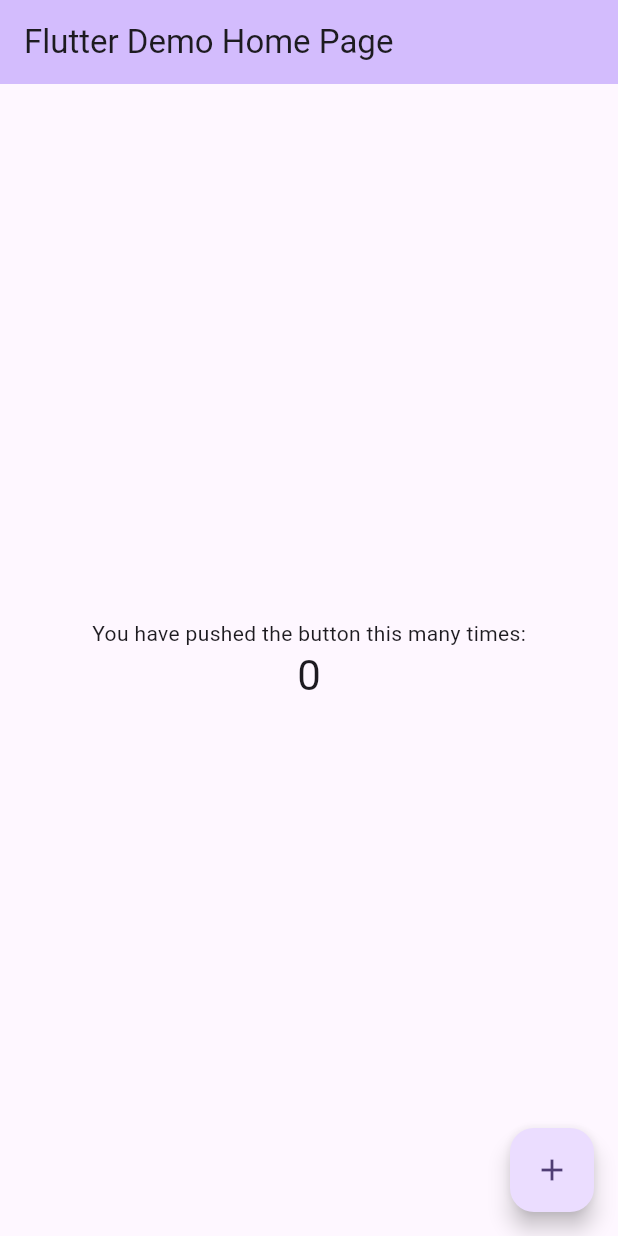
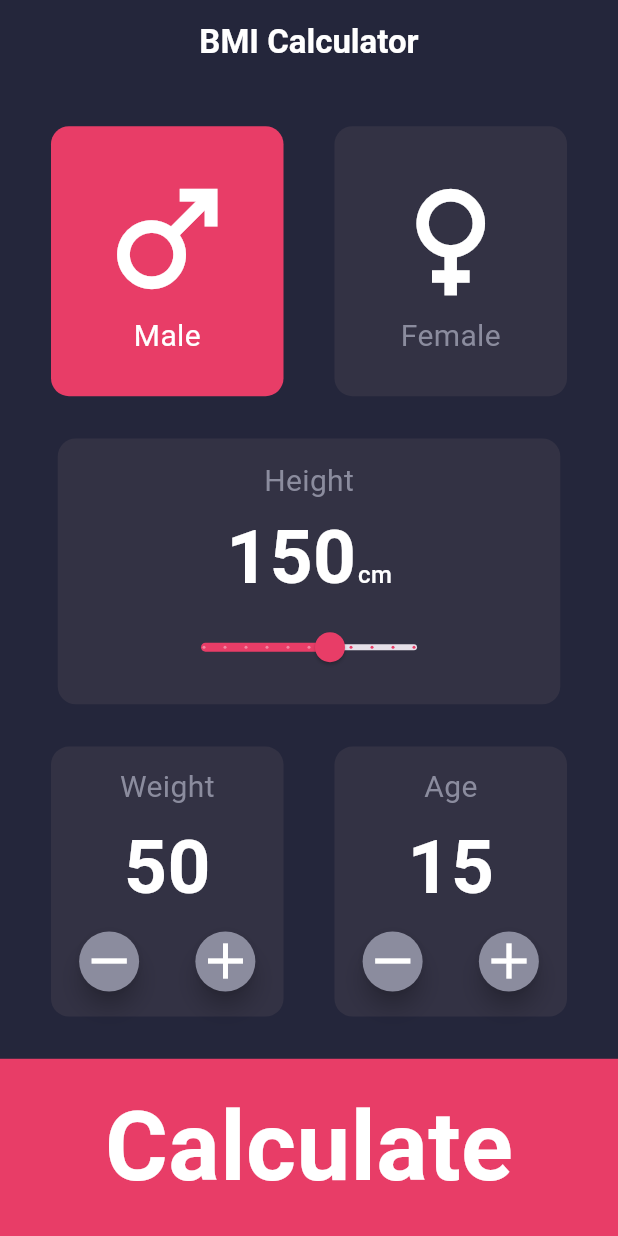
Before and after one commit to MustafaAhmed313/bmi-calculator, a Flutter app: the screen it shows after launch, on a phone screen of 412 x 824 dp. Run offline on Flutter 3.47's test engine with Material 3 defaults, Android fonts, the phone set to English and light mode, and no system bars.

Commit message:
Build HomeScreen with measuring features like height , weight,and Age.

```diff
--- a/lib/constants/app_colors.dart
+++ b/lib/constants/app_colors.dart
@@ -6,6 +6,5 @@ class AppColors {
   static const white = Colors.white;
   static const gray = Color(0xFF8B8C9E);
   static const red = Color(0xFFE83D67);
-  static const lightGray = Color(0xFF8B8C9E);
   static const green = Color(0xFF21BF73);
 }
--- a/lib/constants/app_font_sizes.dart
+++ b/lib/constants/app_font_sizes.dart
@@ -1,8 +1,9 @@
 class AppFontSizes {
-  static const num20 = 20; //semi bold, Regular, bold
-  static const num40 = 40; //bold
-  static const num10 = 10; //bold
-  static const num32 = 32; //semi bold
-  static const num64 = 64; //bold
-  static const num16 = 16; //medium
+  static const double num20 = 20; //semi bold, Regular, bold
+  static const double num50 = 50; //bold
+  static const double num10 = 10; //bold
+  static const double num32 = 32; //semi bold
+  static const double num64 = 64; //bold
+  static const double num16 = 16; //medium
+  static const double num15 = 15; //bold
 }
--- /dev/null
+++ b/lib/constants/gender_enum.dart
@@ -0,0 +1,3 @@
+enum Gender {
+  male, female
+}
--- a/lib/main.dart
+++ b/lib/main.dart
@@ -1,125 +1,29 @@
+import 'package:bmi_calculator/constants/app_colors.dart';
+import 'package:bmi_calculator/constants/app_font_sizes.dart';
+import 'package:bmi_calculator/constants/app_font_weights.dart';
+import 'package:bmi_calculator/constants/gender_enum.dart';
+import 'package:bmi_calculator/screens/home_screen.dart';
+import 'package:bmi_calculator/widgets/app_bar.dart';
 import 'package:flutter/material.dart';
 
-void main() {
-  runApp(const MyApp());
+void main() => runApp(const MyApp());
+
+class MyApp extends StatefulWidget {
+  const MyApp({super.key});
+
+  @override
+  State<MyApp> createState() => _MyAppState();
 }
 
-class MyApp extends StatelessWidget {
-  const MyApp({super.key});
+class _MyAppState extends State<MyApp> {
 
-  // This widget is the root of your application.
   @override
   Widget build(BuildContext context) {
     return MaterialApp(
-      title: 'Flutter Demo',
-      theme: ThemeData(
-        // This is the theme of your application.
-        //
-        // TRY THIS: Try running your application with "flutter run". You'll see
-        // the application has a purple toolbar. Then, without quitting the app,
-        // try changing the seedColor in the colorScheme below to Colors.green
-        // and then invoke "hot reload" (save your changes or press the "hot
-        // reload" button in a Flutter-supported IDE, or press "r" if you used
-        // the command line to start the app).
-        //
-        // Notice that the counter didn't reset back to zero; the application
-        // state is not lost during the reload. To reset the state, use hot
-        // restart instead.
-        //
-        // This works for code too, not just values: Most code changes can be
-        // tested with just a hot reload.
-        colorScheme: ColorScheme.fromSeed(seedColor: Colors.deepPurple),
-        useMaterial3: true,
+      debugShowCheckedModeBanner: false,
+      home: Scaffold(
+        appBar: myAppBar(),
+        body: const HomeScreen(),
       ),
-      home: const MyHomePage(title: 'Flutter Demo Home Page'),
-    );
-  }
+    );  }
 }
-
-class MyHomePage extends StatefulWidget {
-  const MyHomePage({super.key, required this.title});
-
-  // This widget is the home page of your application. It is stateful, meaning
-  // that it has a State object (defined below) that contains fields that affect
-  // how it looks.
-
-  // This class is the configuration for the state. It holds the values (in this
-  // case the title) provided by the parent (in this case the App widget) and
-  // used by the build method of the State. Fields in a Widget subclass are
-  // always marked "final".
-
-  final String title;
-
-  @override
-  State<MyHomePage> createState() => _MyHomePageState();
-}
-
-class _MyHomePageState extends State<MyHomePage> {
-  int _counter = 0;
-
-  void _incrementCounter() {
-    setState(() {
-      // This call to setState tells the Flutter framework that something has
-      // changed in this State, which causes it to rerun the build method below
-      // so that the display can reflect the updated values. If we changed
-      // _counter without calling setState(), then the build method would not be
-      // called again, and so nothing would appear to happen.
-      _counter++;
-    });
-  }
-
-  @override
-  Widget build(BuildContext context) {
-    // This method is rerun every time setState is called, for instance as done
-    // by the _incrementCounter method above.
-    //
-    // The Flutter framework has been optimized to make rerunning build methods
-    // fast, so that you can just rebuild anything that needs updating rather
-    // than having to individually change instances of widgets.
-    return Scaffold(
-      appBar: AppBar(
-        // TRY THIS: Try changing the color here to a specific color (to
-        // Colors.amber, perhaps?) and trigger a hot reload to see the AppBar
-        // change color while the other colors stay the same.
-        backgroundColor: Theme.of(context).colorScheme.inversePrimary,
-        // Here we take the value from the MyHomePage object that was created by
-        // the App.build method, and use it to set our appbar title.
-        title: Text(widget.title),
-      ),
-      body: Center(
-        // Center is a layout widget. It takes a single child and positions it
-        // in the middle of the parent.
-        child: Column(
-          // Column is also a layout widget. It takes a list of children and
-          // arranges them vertically. By default, it sizes itself to fit its
-          // children horizontally, and tries to be as tall as its parent.
-          //
-          // Column has various properties to control how it sizes itself and
-          // how it positions its children. Here we use mainAxisAlignment to
-          // center the children vertically; the main axis here is the vertical
-          // axis because Columns are vertical (the cross axis would be
-          // horizontal).
-          //
-          // TRY THIS: Invoke "debug painting" (choose the "Toggle Debug Paint"
-          // action in the IDE, or press "p" in the console), to see the
-          // wireframe for each widget.
-          mainAxisAlignment: MainAxisAlignment.center,
-          children: <Widget>[
-            const Text(
-              'You have pushed the button this many times:',
-            ),
-            Text(
-              '$_counter',
-              style: Theme.of(context).textTheme.headlineMedium,
-            ),
-          ],
-        ),
-      ),
-      floatingActionButton: FloatingActionButton(
-        onPressed: _incrementCounter,
-        tooltip: 'Increment',
-        child: const Icon(Icons.add),
-      ), // This trailing comma makes auto-formatting nicer for build methods.
-    );
-  }
-}
--- /dev/null
+++ b/lib/screens/home_screen.dart
@@ -0,0 +1,271 @@
+import 'package:bmi_calculator/constants/app_colors.dart';
+import 'package:bmi_calculator/constants/app_font_sizes.dart';
+import 'package:bmi_calculator/constants/app_font_weights.dart';
+import 'package:bmi_calculator/constants/gender_enum.dart';
+import 'package:bmi_calculator/widgets/app_bar.dart';
+import 'package:bmi_calculator/widgets/gender_box.dart';
+import 'package:bmi_calculator/widgets/height_box.dart';
+import 'package:bmi_calculator/widgets/physical_box.dart';
+import 'package:flutter/cupertino.dart';
+import 'package:flutter/material.dart';
+
+class HomeScreen extends StatefulWidget {
+  const HomeScreen({super.key});
+
+  @override
+  State<HomeScreen> createState() => _HomeScreenState();
+}
+
+class _HomeScreenState extends State<HomeScreen> {
+  Gender selectedGender = Gender.male;
+  double selectedHeight = 150;
+  int selectedWeight = 50;
+  int selectedAge = 15;
+
+  @override
+  Widget build(BuildContext context) {
+    return MaterialApp(
+      debugShowCheckedModeBanner: false,
+      home: Scaffold(
+        body: Container(
+          width: double.infinity,
+          decoration: const BoxDecoration(
+            color: AppColors.primary,
+            boxShadow: [
+              BoxShadow(
+                color: Colors.black,
+                spreadRadius: 10
+              )
+            ]
+          ),
+          child: Column(
+            mainAxisAlignment: MainAxisAlignment.center,
+            children: [
+              Expanded(
+                  flex: 4,
+                  child: Row(
+                      mainAxisAlignment: MainAxisAlignment.spaceEvenly,
+                      children: [
+                        genderBox(
+                            icon: Icons.male,
+                            text: "Male",
+                            isSelected: selectedGender == Gender.male,
+                            onTap: () {
+                              setState(() {
+                                selectedGender = Gender.male;
+                              });
+                            }
+                        ),
+                        genderBox(
+                            icon: Icons.female,
+                            text: "Female",
+                            isSelected: selectedGender == Gender.female,
+                            onTap: () {
+                              setState(() {
+                                selectedGender = Gender.female;
+                              });
+                            }
+                        ),
+                      ]
+                  )
+              ),
+              const SizedBox(width: 10),
+              Expanded(
+                  flex: 3,
+                  child: Container(
+                      decoration: BoxDecoration(
+                        color: AppColors.secondary,
+                        borderRadius: BorderRadius.circular(12.0),
+                      ),
+                      width: 335,
+                      height: 189,
+                      child: Row(
+                        mainAxisAlignment: MainAxisAlignment.center,
+                        children: [
+                          Column(
+                            mainAxisAlignment: MainAxisAlignment.center,
+                            children: [
+                              const Text('Height', style: TextStyle(color: AppColors.gray, fontSize: AppFontSizes.num20, fontWeight: AppFontWeights.regular)),
+                              Row(
+                                crossAxisAlignment: CrossAxisAlignment.end,
+                                children: [
+                                  Text(selectedHeight.toStringAsFixed(0), style: const TextStyle(color: AppColors.white, fontSize: AppFontSizes.num50, fontWeight: AppFontWeights.bold)),
+                                  const Padding(padding: EdgeInsets.only(bottom: 13, left: 1), child: Text('cm', style: TextStyle(color: AppColors.white, fontSize: AppFontSizes.num16, fontWeight: AppFontWeights.medium)))
+                                ],
+                              ),
+                              Slider(
+                                  label: 'Select Height',
+                                  divisions: 10,
+                                  activeColor: AppColors.red,
+                                  min: 30,
+                                  max: 220,
+                                  value: 150,
+                                  onChanged: (value) {
+                                    setState(() {
+                                      selectedHeight = value;
+                                    });
+                                  }
+                              )
+                            ],
+                          )
+                        ],
+                  )
+                )
+              ),
+              const SizedBox(width: 10),
+              Expanded(
+                  flex: 4,
+                  child: Row(
+                    mainAxisAlignment: MainAxisAlignment.spaceEvenly,
+                    children: [
+                      Container(
+                        decoration: BoxDecoration(
+                            color: AppColors.secondary,
+                            borderRadius: BorderRadius.circular(12.0)
+                        ),
+                        width: 155,
+                        height: 180,
+                        child: Padding(padding: const EdgeInsets.only(top: 10, bottom: 10), child: Column(
+                            mainAxisAlignment: MainAxisAlignment.spaceEvenly,
+                            children: [
+                              const Text('Weight' , style: TextStyle(color: AppColors.gray, fontSize: AppFontSizes.num20, fontWeight: AppFontWeights.regular)),
+                              Text('$selectedWeight', style: const TextStyle(color: AppColors.white, fontSize: AppFontSizes.num50, fontWeight: AppFontWeights.bold)),
+                              Row(
+                                mainAxisAlignment: MainAxisAlignment.spaceAround,
+                                children: [
+                                  FloatingActionButton(
+                                    mini: true,
+                                    shape: const CircleBorder(),
+                                    backgroundColor: AppColors.gray,
+                                    onPressed: (){
+                                      setState(() {
+                                        if (selectedWeight > 2) {
+                                          selectedWeight--;
+                                        }
+                                      });
+                                    },
+                                    child: const Icon(Icons.remove, size: 40, color: AppColors.white),
+                                  ),
+                                  FloatingActionButton(
+                                      mini: true,
+                                      shape: const CircleBorder(),
+                                      backgroundColor: AppColors.gray,
+                                      onPressed: (){
+                                        setState(() {
+                                          if (selectedWeight < 120) {
+                                            selectedWeight++;
+                                          }
+                                        });
+                                      },
+                                      child: const Icon(Icons.add, size: 40, color: AppColors.white)
+                                  )
+                                ],
+                              )
+                            ]
+                        ),
+                        ),
+                      ),
+                      Container(
+                        decoration: BoxDecoration(
+                            color: AppColors.secondary,
+                            borderRadius: BorderRadius.circular(12.0)
+                        ),
+                        width: 155,
+                        height: 180,
+                        child: Padding(padding: const EdgeInsets.only(top: 10, bottom: 10), child: Column(
+                            mainAxisAlignment: MainAxisAlignment.spaceEvenly,
+                            children: [
+                              const Text('Age' , style: TextStyle(color: AppColors.gray, fontSize: AppFontSizes.num20, fontWeight: AppFontWeights.regular)),
+                              Text('$selectedAge', style: const TextStyle(color: AppColors.white, fontSize: AppFontSizes.num50, fontWeight: AppFontWeights.bold)),
+                              Row(
+                                mainAxisAlignment: MainAxisAlignment.spaceAround,
+                                children: [
+                                  FloatingActionButton(
+                                    mini: true,
+                                    shape: const CircleBorder(),
+                                    backgroundColor: AppColors.gray,
+                                    onPressed: (){
+                                      setState(() {
+                                        if (selectedAge > 0) {
+                                          selectedAge--;
+                                        }
+                                      });
+                                    },
+                                    child: const Icon(Icons.remove, size: 40, color: AppColors.white),
+                                  ),
+                                  FloatingActionButton(
+                                      mini: true,
+                                      shape: const CircleBorder(),
+                                      backgroundColor: AppColors.gray,
+                                      onPressed: (){
+                                        setState(() {
+                                          if (selectedAge < 120) {
+                                            selectedAge++;
+                                          }
+                                        });
+                                      },
+                                      child: const Icon(Icons.add, size: 40, color: AppColors.white)
+                                  )
+                                ],
+                              )
+                            ]
+                        ),
+                        ),
+                      )
+                    ],
+                  )
+              ),
+              const SizedBox(width: 10),
+              Expanded(
+                  flex: 2,
+                  child: GestureDetector(
+                    onTap: () {
+                      double bmi = selectedWeight / ((selectedHeight / 100) * 2);
+                      String message;
+                      if (bmi < 18.5) {
+                        message = 'Underweight';
+                      } else if (bmi >= 18.5 && bmi < 24.9) {
+                        message = 'Normal';
+                      } else if (bmi >= 25 && bmi < 29.9) {
+                        message = 'Overweight';
+                      } else {
+                        message = 'Obese';
+                      }
+
+                      showDialog(
+                          context: context,
+                          builder: (BuildContext context) {
+                            return AlertDialog(
+                              backgroundColor: AppColors.primary,
+                              title: Text(message, style: const TextStyle(color: AppColors.green)),
+                              content: Text("Your BMI is ${bmi.toInt()}", style: const TextStyle(color: AppColors.white),),
+                              actions: [
+                                TextButton(
+                                  onPressed: () {
+                                    Navigator.pop(context);
+                                  },
+                                  child: const Text("OK", style: TextStyle(color: AppColors.red)),
+                                )
+                              ],
+                            );
+                          });
+                    },
+                    child: Container(
+                      width: double.infinity,
+                      color: AppColors.red,
+                      child: const Column(
+                        mainAxisAlignment: MainAxisAlignment.center,
+                        children: [
+                          Text('Calculate', style: TextStyle(color: AppColors.white, fontSize: AppFontSizes.num64, fontWeight: AppFontWeights.bold))
+                        ],
+                      ),
+                    ),
+                  )
+              )
+            ],
+          ),
+        ),
+      )
+    );
+  }
+}
--- /dev/null
+++ b/lib/widgets/app_bar.dart
@@ -0,0 +1,10 @@
+import 'package:bmi_calculator/constants/app_colors.dart';
+import 'package:bmi_calculator/constants/app_font_weights.dart';
+import 'package:flutter/material.dart';
+
+PreferredSizeWidget myAppBar() {
+  return AppBar(
+    backgroundColor: AppColors.primary,
+    title: const Center(child: Text('BMI Calculator', style: TextStyle(color: AppColors.white, fontWeight: AppFontWeights.semiBold)))
+  );
+}
--- /dev/null
+++ b/lib/widgets/gender_box.dart
@@ -0,0 +1,31 @@
+import 'package:bmi_calculator/constants/app_colors.dart';
+import 'package:bmi_calculator/constants/app_font_sizes.dart';
+import 'package:bmi_calculator/constants/app_font_weights.dart';
+import 'package:flutter/cupertino.dart';
+import 'package:flutter/material.dart';
+
+Widget genderBox({
+  required IconData icon,
+  required String text,
+  required bool isSelected,
+  required Function() onTap
+}) {
+  return GestureDetector(
+    onTap: onTap,
+    child: Container(
+      decoration: BoxDecoration(
+          color: isSelected? AppColors.red: AppColors.secondary,
+          borderRadius: BorderRadius.circular(12.0)
+      ),
+      width: 155,
+      height: 180,
+      child: Column(
+          mainAxisAlignment: MainAxisAlignment.center,
+          children: [
+            Icon(icon, size: 100, color: AppColors.white),
+            Text(text , style: TextStyle(color: isSelected ? AppColors.white : AppColors.gray, fontSize: AppFontSizes.num20, fontWeight: AppFontWeights.regular))
+          ]
+      ),
+    ),
+  );
+}
```
Also changed, not shown: lib/widgets/height_box.dart (added, +44 -0 lines), lib/widgets/physical_box.dart (added, +48 -0 lines).
